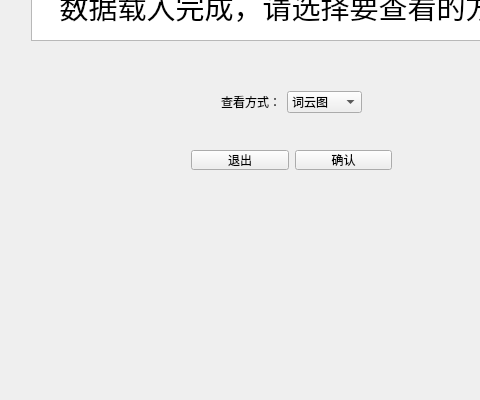
Old version of the form mymainwindow.ui in the repository lh2080028463/String-frequency-statistic; both pictures show x 119 to 599 and y 200 to 600 of the 800 by 600 pixel window.
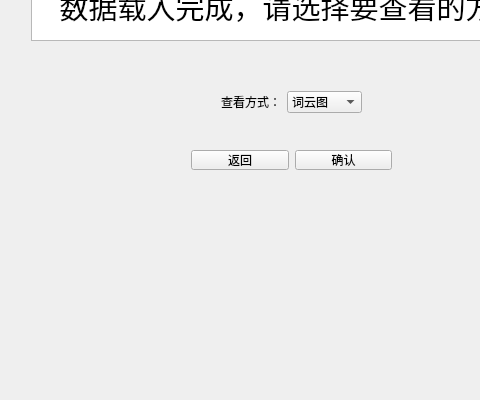
New version of the form.

Patch:
```diff
--- a/mymainwindow.ui
+++ b/mymainwindow.ui
@@ -90,7 +90,7 @@
      <item>
       <widget class="QPushButton" name="pushButton">
        <property name="text">
-        <string>退出</string>
+        <string>返回</string>
        </property>
       </widget>
      </item>
```
Left out of the diff: 2 changed lines with no effect on the pictures.
